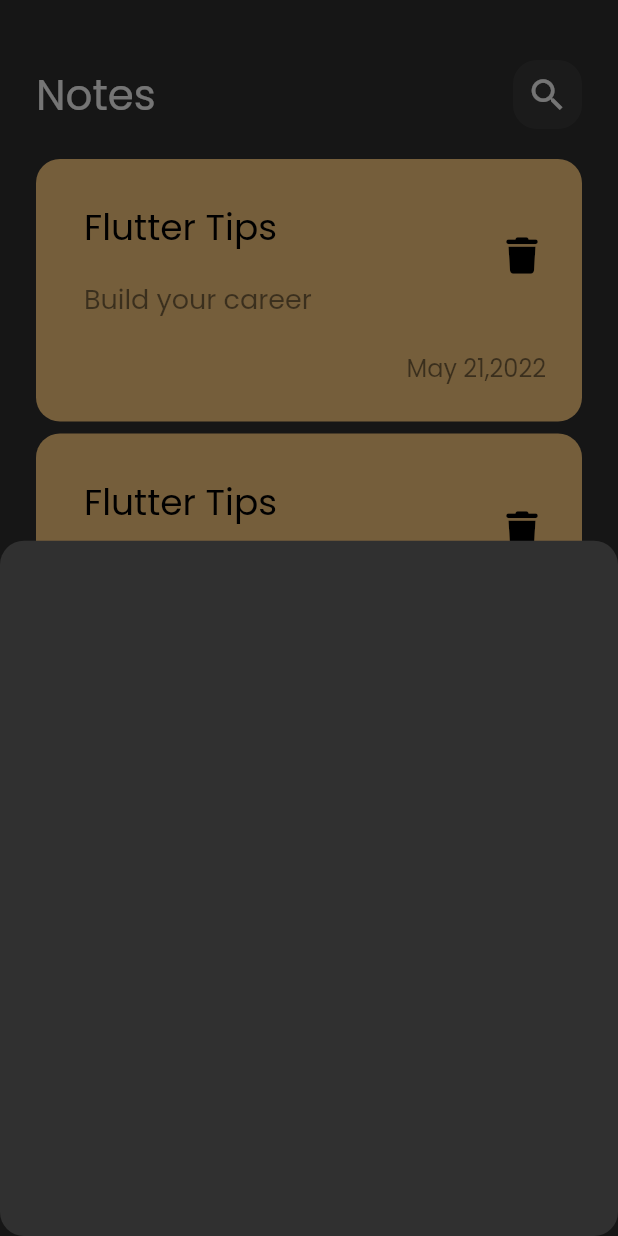
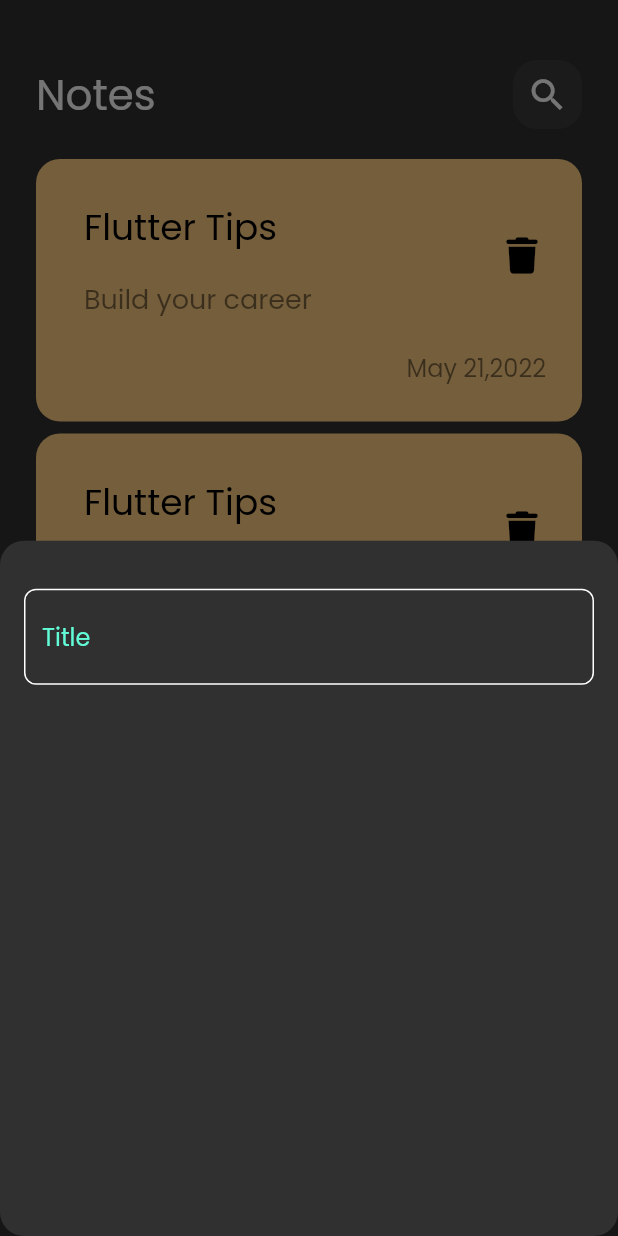
Before and after one commit to AyaIbrahim3027/notes_app, a Flutter app: the screen it shows after launch, after a tap on the "add" icon, on a phone screen of 412 x 824 dp. Run offline on Flutter 3.47's test engine with Material 2 defaults, Android fonts, the phone set to English and light mode, and no system bars; our stand-ins replace font_awesome_flutter.

Commit message:
create custom text field

```diff
--- /dev/null
+++ b/lib/constants.dart
@@ -0,0 +1,3 @@
+import 'package:flutter/material.dart';
+
+const kPrimaryColor =  Color(0xff62FCD7);
--- a/lib/views/widgets/add_note_bottom_sheet.dart
+++ b/lib/views/widgets/add_note_bottom_sheet.dart
@@ -1,10 +1,19 @@
 import 'package:flutter/material.dart';
+import 'package:notes_app/views/widgets/custom_text_field.dart';
 
 class AddNoteBottomSheet extends StatelessWidget {
   const AddNoteBottomSheet({Key? key}) : super(key: key);
 
   @override
   Widget build(BuildContext context) {
-    return Container();
+    return Padding(
+      padding: const EdgeInsets.symmetric(horizontal: 16),
+      child: Column(
+        children: [
+          SizedBox(height: 32,),
+          CustomTextField(),
+        ],
+      ),
+    );
   }
 }
--- /dev/null
+++ b/lib/views/widgets/custom_text_field.dart
@@ -0,0 +1,31 @@
+import 'package:flutter/material.dart';
+import 'package:notes_app/constants.dart';
+
+class CustomTextField extends StatelessWidget {
+  const CustomTextField({Key? key}) : super(key: key);
+
+  @override
+  Widget build(BuildContext context) {
+    return TextField(
+      cursorColor: kPrimaryColor,
+      decoration: InputDecoration(
+        hintText: 'Title',
+        hintStyle: const TextStyle(
+          color: kPrimaryColor
+        ),
+        border: buildBorder(),
+        enabledBorder: buildBorder(),
+        focusedBorder: buildBorder(kPrimaryColor),
+      ),
+    );
+  }
+
+  OutlineInputBorder buildBorder([color]) {
+    return OutlineInputBorder(
+        borderRadius: BorderRadius.circular(8),
+      borderSide:BorderSide(
+        color: color ?? Colors.white,
+      )
+      );
+  }
+}
```
